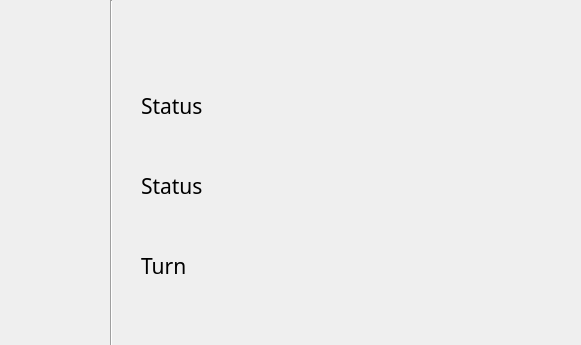
The window that widget.ui (rltjfkrhgo/BoB_connect6) describes before a commit, drawn with Qt 5; both pictures show x 699 to 1280 and y 0 to 345 of the 1280 by 800 pixel window.
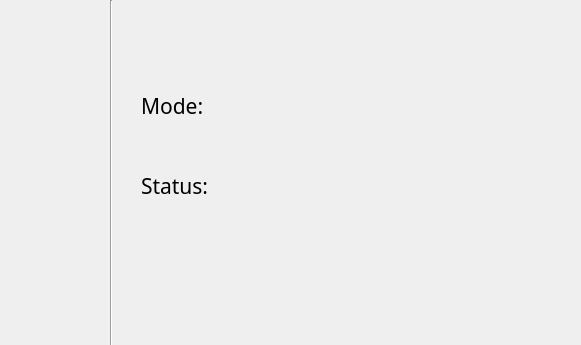
The same window after the commit.

What changed in the file:
```diff
--- a/widget.ui
+++ b/widget.ui
@@ -13,25 +13,6 @@
   <property name="windowTitle">
    <string>Widget</string>
   </property>
-  <widget class="QLabel" name="labelTurn">
-   <property name="geometry">
-    <rect>
-     <x>840</x>
-     <y>250</y>
-     <width>71</width>
-     <height>31</height>
-    </rect>
-   </property>
-   <property name="font">
-    <font>
-     <family>나눔고딕</family>
-     <pointsize>16</pointsize>
-    </font>
-   </property>
-   <property name="text">
-    <string>Turn</string>
-   </property>
-  </widget>
   <widget class="Line" name="line">
    <property name="geometry">
     <rect>
@@ -50,7 +31,7 @@
     <rect>
      <x>840</x>
      <y>170</y>
-     <width>211</width>
+     <width>421</width>
      <height>31</height>
     </rect>
    </property>
@@ -61,7 +42,7 @@
     </font>
    </property>
    <property name="text">
-    <string>Status</string>
+    <string>Status:</string>
    </property>
   </widget>
   <widget class="QPushButton" name="btnReset">
@@ -145,7 +126,7 @@
     <rect>
      <x>840</x>
      <y>90</y>
-     <width>211</width>
+     <width>421</width>
      <height>31</height>
     </rect>
    </property>
@@ -156,7 +137,7 @@
     </font>
    </property>
    <property name="text">
-    <string>Status</string>
+    <string>Mode:</string>
    </property>
   </widget>
   <widget class="QPushButton" name="btnSoloW">
```
